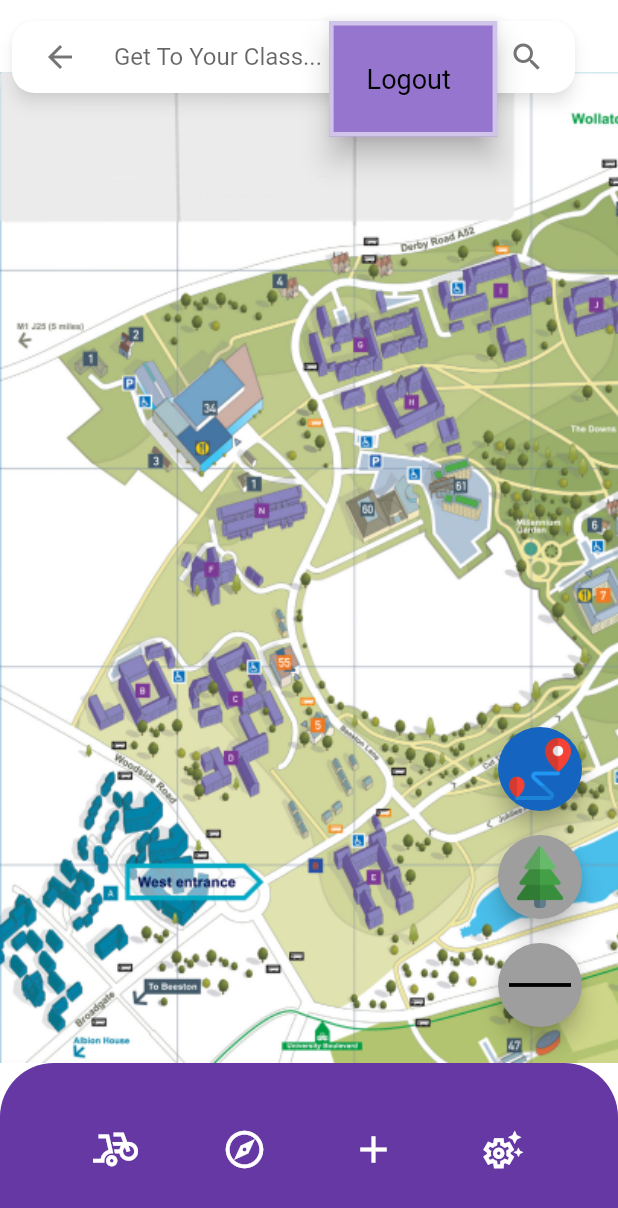
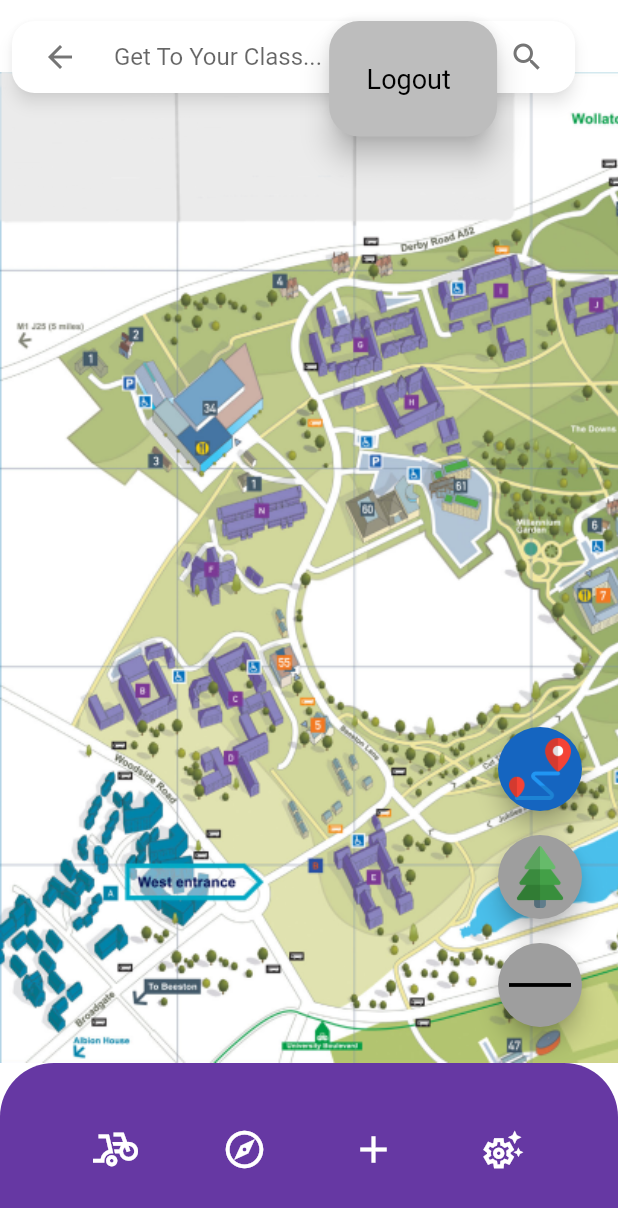
Before and after one commit to eeyla2/Final_year_projectt, a Flutter app: the MainView screen opened by its route, after a tap on the "more vert" icon, on a phone screen of 412 x 824 dp. Shown: the top 1208 px of the screen. Run offline on Flutter 3.47's test engine with Material 2 defaults, Android fonts, the phone set to English and light mode, and no system bars; drawn by our look-alikes of material_floating_search_bar; our stand-ins replace cloud_firestore, connectivity_plus, firebase_auth, firebase_core, firebase_storage, flutter_spinkit and 3 more; missing offline and left inert: directed_graph; accounts and stored records are empty.

Commit message:
finishing modification

```diff
--- a/lib/views/maps/maps_view.dart
+++ b/lib/views/maps/maps_view.dart
@@ -308,23 +308,10 @@ class _MainViewState extends State<MainView> {
       actions: [
         //implementation of a popupmenu
         PopupMenuButton<MenuAction>(
-          color: Colors.deepPurple[300],
-          shape: Border(
-            top: BorderSide(
-              color: Colors.deepPurple[100]!,
-              width: 3,
-            ),
-            bottom: BorderSide(
-              color: Colors.deepPurple[100]!,
-              width: 3,
-            ),
-            right: BorderSide(
-              color: Colors.deepPurple[100]!,
-              width: 3,
-            ),
-            left: BorderSide(
-              color: Colors.deepPurple[100]!,
-              width: 3,
+          color: Colors.grey[400],
+          shape: const RoundedRectangleBorder(
+            borderRadius: BorderRadius.all(
+              Radius.circular(20.0),
             ),
           ),
           onSelected: (value) async {
--- a/lib/views/maps/new_maps_view.dart
+++ b/lib/views/maps/new_maps_view.dart
@@ -3,6 +3,7 @@ import 'dart:ui' as ui;
 //import 'package:cloud_firestore/cloud_firestore.dart';
 import 'package:directed_graph/directed_graph.dart';
 import 'package:firebase_storage/firebase_storage.dart';
+import 'package:flutter_spinkit/flutter_spinkit.dart';
 import 'package:legsfree/models/nodes_model.dart';
 import 'package:legsfree/models/route_map.dart';
 import 'package:legsfree/models/route_points.dart';
@@ -392,7 +393,8 @@ class _NewMapsViewState extends State<NewMapsView> {
         //if there is a map for that journey and routepoints were updated
 
         //new screenshot taken and url created
-        final url = await uploadScreenshot(journeyName);
+        final url =
+            await uploadScreenshot('$journeyName ${widget.weightClass}');
         devtools.log('GET SCREENSHOT');
         print(url);
 
@@ -466,7 +468,8 @@ class _NewMapsViewState extends State<NewMapsView> {
         ),
         body: isLoading
             ? const Center(
-                child: CircularProgressIndicator(),
+                child: spinkit2,
+                //CircularProgressIndicator(),
               )
             : databaseMap != ''
                 ? SingleChildScrollView(
@@ -538,3 +541,9 @@ class NewMapsCircles extends CustomPainter {
   @override
   bool shouldRepaint(covariant CustomPainter oldDelegate) => true;
 }
+
+//spinkit with spinninglines for second loading page
+const spinkit2 = SpinKitSpinningLines(
+  color: Colors.blue,
+  size: 50.0,
+);
```
